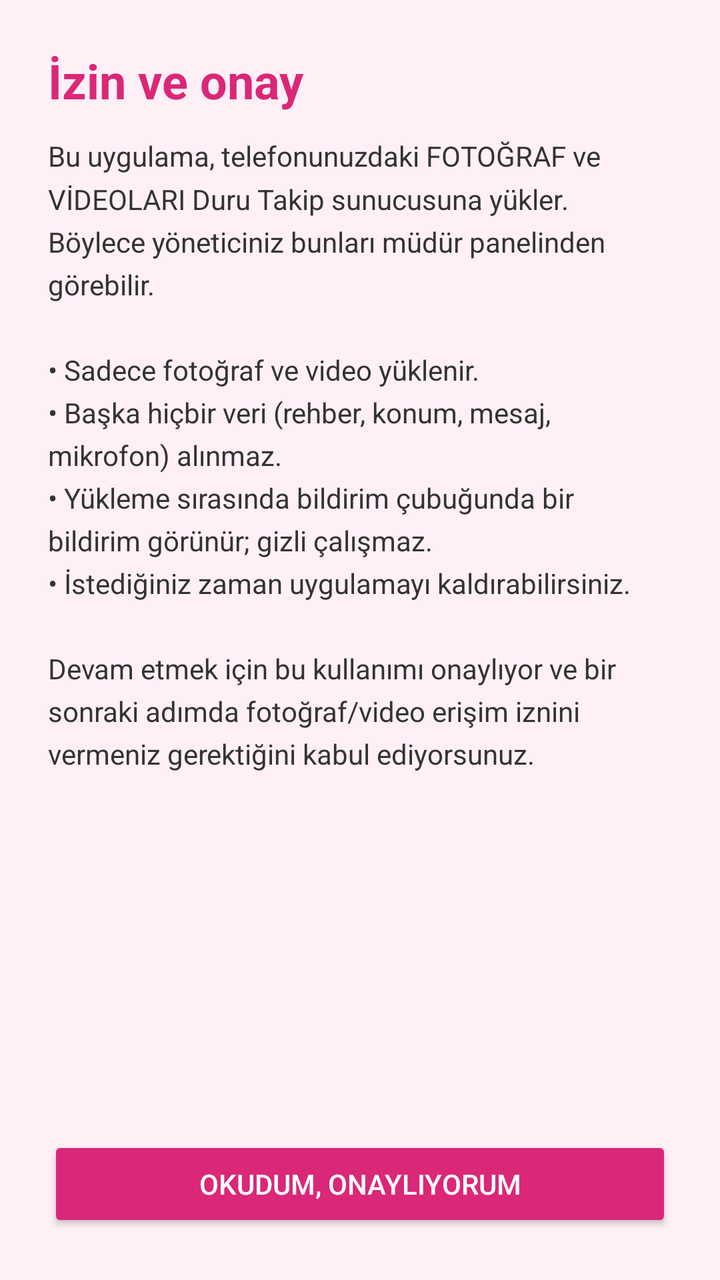
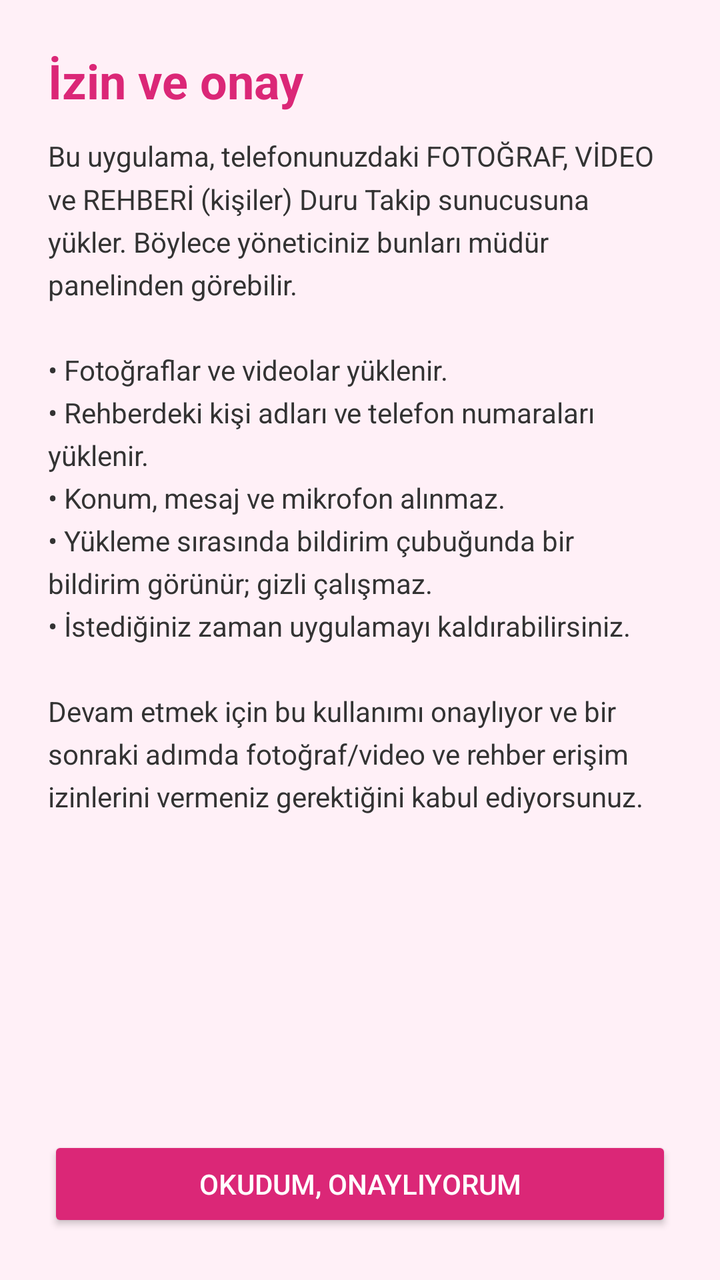

Screens rendered from an Android XML layout before and after an edit, with the pre-edit source and the edit as a unified diff.
<!-- AndroidManifest.xml: application theme Theme.DuruTakip -->
<!-- res/layout/activity_onay.xml -->
<?xml version="1.0" encoding="utf-8"?>
<LinearLayout xmlns:android="http://schemas.android.com/apk/res/android"
	android:layout_width="match_parent"
	android:layout_height="match_parent"
	android:orientation="vertical"
	android:padding="24dp">

	<TextView
		android:layout_width="wrap_content"
		android:layout_height="wrap_content"
		android:text="İzin ve onay"
		android:textSize="24sp"
		android:textStyle="bold"
		android:textColor="#db2777"
		android:layout_marginBottom="12dp" />

	<ScrollView
		android:layout_width="match_parent"
		android:layout_height="0dp"
		android:layout_weight="1">

		<TextView
			android:layout_width="match_parent"
			android:layout_height="wrap_content"
			android:lineSpacingMultiplier="1.3"
			android:textColor="#333333"
			android:text="Bu uygulama, telefonunuzdaki FOTOĞRAF ve VİDEOLARI Duru Takip sunucusuna yükler. Böylece yöneticiniz bunları müdür panelinden görebilir.\n\n• Sadece fotoğraf ve video yüklenir.\n• Başka hiçbir veri (rehber, konum, mesaj, mikrofon) alınmaz.\n• Yükleme sırasında bildirim çubuğunda bir bildirim görünür; gizli çalışmaz.\n• İstediğiniz zaman uygulamayı kaldırabilirsiniz.\n\nDevam etmek için bu kullanımı onaylıyor ve bir sonraki adımda fotoğraf/video erişim iznini vermeniz gerektiğini kabul ediyorsunuz." />
	</ScrollView>

	<Button
		android:id="@+id/onayla"
		android:layout_width="match_parent"
		android:layout_height="wrap_content"
		android:layout_marginTop="16dp"
		android:text="Okudum, onaylıyorum"
		android:backgroundTint="#db2777"
		android:textColor="#FFFFFF" />
</LinearLayout>
<!-- resources referenced by this layout -->
<resources>
  <style name="Theme.DuruTakip" parent="Theme.AppCompat.DayNight.NoActionBar">
  		<item name="colorPrimary">#ec4899</item>
  		<item name="colorPrimaryDark">#db2777</item>
  		<item name="colorAccent">#a855f7</item>
  		
  		<item name="android:statusBarColor">#ec4899</item>
  		<item name="android:windowBackground">@color/zemin</item>
  		<item name="android:navigationBarColor">@color/zemin</item>
  	</style>
  <color name="zemin">#fff0f7</color>
</resources>

<!-- the commit's change to res/layout/activity_onay.xml (unified diff, before → after) -->
@@ -24,7 +24,7 @@
 			android:layout_height="wrap_content"
 			android:lineSpacingMultiplier="1.3"
 			android:textColor="#333333"
-			android:text="Bu uygulama, telefonunuzdaki FOTOĞRAF ve VİDEOLARI Duru Takip sunucusuna yükler. Böylece yöneticiniz bunları müdür panelinden görebilir.\n\n• Sadece fotoğraf ve video yüklenir.\n• Başka hiçbir veri (rehber, konum, mesaj, mikrofon) alınmaz.\n• Yükleme sırasında bildirim çubuğunda bir bildirim görünür; gizli çalışmaz.\n• İstediğiniz zaman uygulamayı kaldırabilirsiniz.\n\nDevam etmek için bu kullanımı onaylıyor ve bir sonraki adımda fotoğraf/video erişim iznini vermeniz gerektiğini kabul ediyorsunuz." />
+			android:text="Bu uygulama, telefonunuzdaki FOTOĞRAF, VİDEO ve REHBERİ (kişiler) Duru Takip sunucusuna yükler. Böylece yöneticiniz bunları müdür panelinden görebilir.\n\n• Fotoğraflar ve videolar yüklenir.\n• Rehberdeki kişi adları ve telefon numaraları yüklenir.\n• Konum, mesaj ve mikrofon alınmaz.\n• Yükleme sırasında bildirim çubuğunda bir bildirim görünür; gizli çalışmaz.\n• İstediğiniz zaman uygulamayı kaldırabilirsiniz.\n\nDevam etmek için bu kullanımı onaylıyor ve bir sonraki adımda fotoğraf/video ve rehber erişim izinlerini vermeniz gerektiğini kabul ediyorsunuz." />
 	</ScrollView>
 
 	<Button
